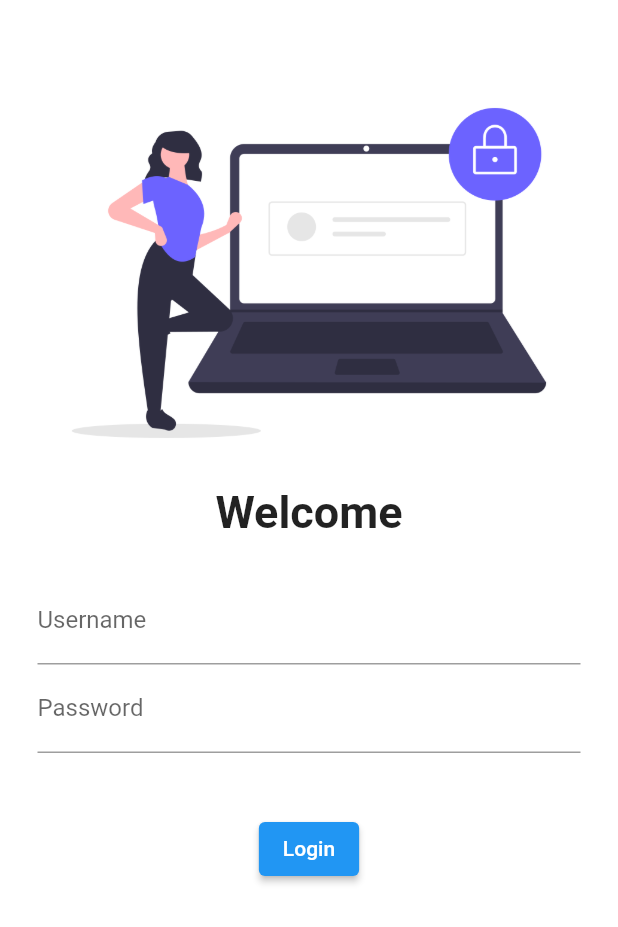
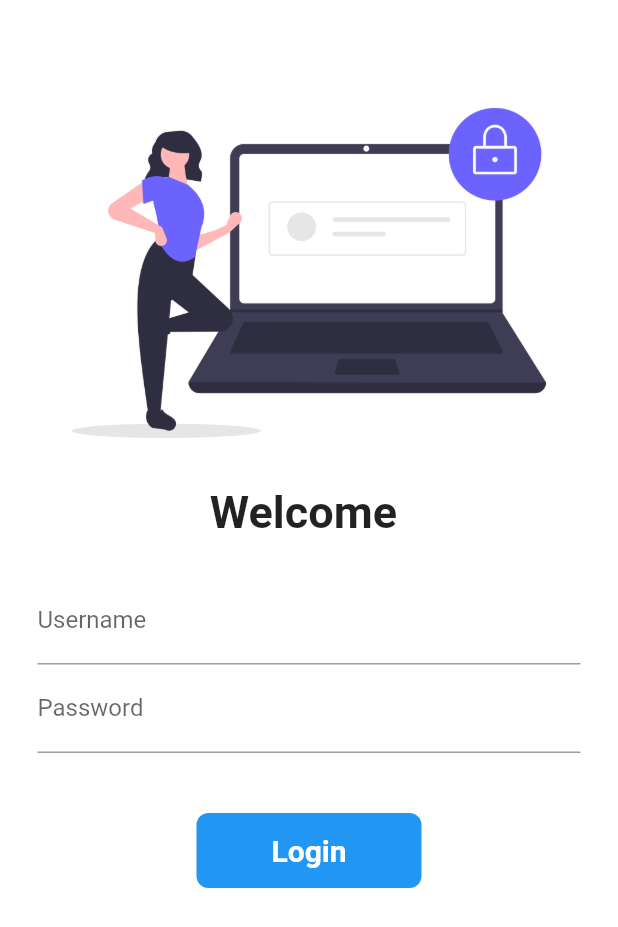
Before and after one commit to Abhinav4109/CatalogApp, a Flutter app: the screen it shows after launch, on a phone screen of 412 x 824 dp. Shown: the top 927 px of the screen. Run offline on Flutter 3.47's test engine with Material 2 defaults, Android fonts, the phone set to English and light mode, and no system bars; our stand-ins replace google_fonts; Roboto replaces fonts that are missing (Abel).

```diff
--- a/lib/login_page.dart
+++ b/lib/login_page.dart
@@ -3,7 +3,15 @@ import 'package:catalog_app/utlis/routes.dart';
 import 'package:flutter/material.dart';
 import 'package:google_fonts/google_fonts.dart';
 
-class LoginPage extends StatelessWidget {
+
+class LoginPage extends StatefulWidget {
+  @override
+  State<LoginPage> createState() => _LoginPageState();
+}
+
+class _LoginPageState extends State<LoginPage> {
+  String name = '';
+  bool changeButton = false;
   @override
   Widget build(context) {
     return Material(
@@ -19,7 +27,7 @@ class LoginPage extends StatelessWidget {
 
           ),
           Text(
-            "Welcome",
+            "Welcome $name",
             style: GoogleFonts.abel(
               fontSize: 30,
               fontWeight: FontWeight.bold,
@@ -35,6 +43,11 @@ class LoginPage extends StatelessWidget {
                 TextFormField(
                   decoration: InputDecoration(
                       hintText: 'Enter Username', label: Text('Username')),
+                      onChanged: (value) {
+                        setState(() {
+                          name  = value;
+                        });
+                      },
                 ),
                 TextFormField(
                   obscureText: true,
@@ -49,12 +62,44 @@ class LoginPage extends StatelessWidget {
           SizedBox(
             height: 15,
           ),
-          ElevatedButton(
-            onPressed: () {
+          InkWell(
+            onTap: () async {
+              setState(() {
+                          changeButton = true;
+                        });
+              await Future.delayed(Duration (seconds: 1));
               Navigator.pushNamed(context, MyRoute.homeRoute);
             },
-            child: Text("Login"),
+            child: AnimatedContainer(
+            duration: Duration(seconds: 1),
+            alignment: Alignment.center,
+            width: changeButton? 100 : 150,
+            height: 50,
+            child: changeButton ? Icon(Icons.done, color: Colors.white,) : Text(
+              "Login",
+              style: TextStyle(
+                color: Colors.white,
+                fontSize: 20,
+                fontWeight: FontWeight.bold
+              ),
+            ),
+            decoration: BoxDecoration(
+              color: Colors.blue,
+              borderRadius: BorderRadius.circular(changeButton ? 50 : 8),
+
+            ),
+          ),
           )
+          // ElevatedButton(
+          //   style: TextButton.styleFrom(minimumSize: Size(150, 50)),
+          //   onPressed: () {
+          //     Navigator.pushNamed(context, MyRoute.homeRoute);
+          //   },
+          //   child: Text(
+          //     "Login",
+          //     style: TextStyle(fontSize: 20),
+          //   ),
+          // )
         ],
       ),
       )
```
Also changed, not shown: 3 other files.
